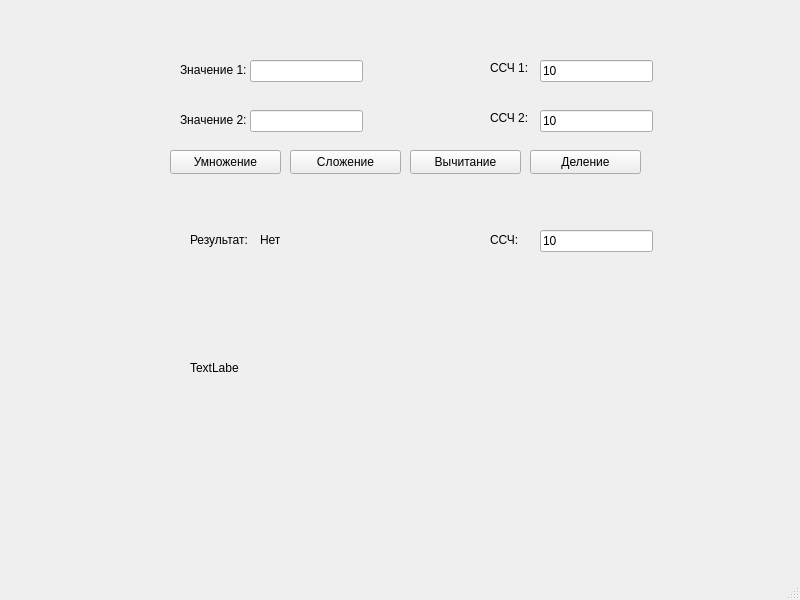
Qt form mainwindow.ui (vladimirrymarchuk/QtLabs) before a commit.
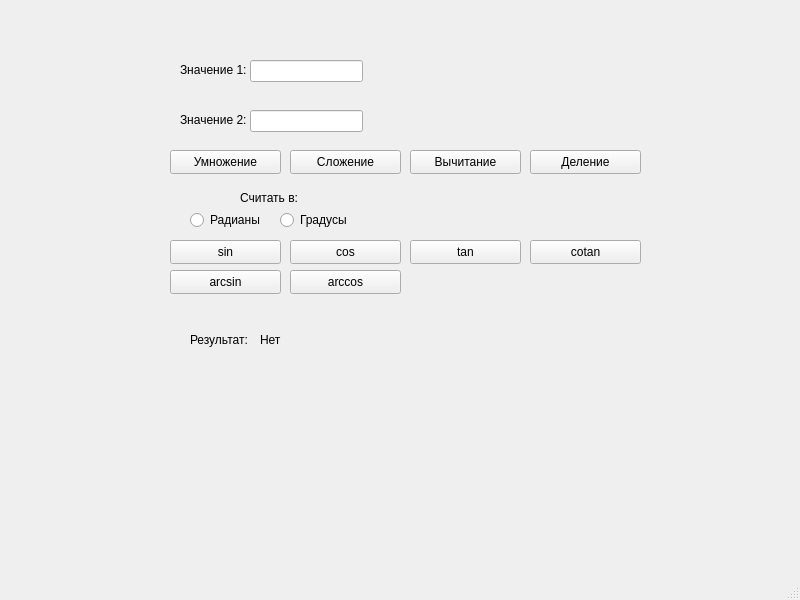
The same form after that commit.

```diff
--- a/mainwindow.ui
+++ b/mainwindow.ui
@@ -88,7 +88,7 @@
     <property name="geometry">
      <rect>
       <x>190</x>
-      <y>230</y>
+      <y>330</y>
       <width>61</width>
       <height>20</height>
      </rect>
@@ -101,7 +101,7 @@
     <property name="geometry">
      <rect>
       <x>260</x>
-      <y>230</y>
+      <y>330</y>
       <width>191</width>
       <height>20</height>
      </rect>
@@ -149,95 +149,121 @@
      <string>Вычитание</string>
     </property>
    </widget>
-   <widget class="QLabel" name="label_4">
-    <property name="geometry">
-     <rect>
-      <x>490</x>
-      <y>60</y>
-      <width>49</width>
-      <height>16</height>
-     </rect>
-    </property>
-    <property name="text">
-     <string>ССЧ 1:</string>
-    </property>
-   </widget>
-   <widget class="QLabel" name="label_5">
-    <property name="geometry">
-     <rect>
-      <x>490</x>
-      <y>110</y>
-      <width>49</width>
-      <height>16</height>
-     </rect>
-    </property>
-    <property name="text">
-     <string>ССЧ 2:</string>
-    </property>
-   </widget>
-   <widget class="QLineEdit" name="lineEdit_calc_system_1">
-    <property name="geometry">
-     <rect>
-      <x>540</x>
-      <y>60</y>
-      <width>113</width>
-      <height>22</height>
-     </rect>
-    </property>
-    <property name="text">
-     <string>10</string>
-    </property>
-   </widget>
-   <widget class="QLineEdit" name="lineEdit_calc_system_2">
-    <property name="geometry">
-     <rect>
-      <x>540</x>
-      <y>110</y>
-      <width>113</width>
-      <height>22</height>
-     </rect>
-    </property>
-    <property name="text">
-     <string>10</string>
-    </property>
-   </widget>
-   <widget class="QLabel" name="label_6">
-    <property name="geometry">
-     <rect>
-      <x>490</x>
-      <y>230</y>
-      <width>41</width>
-      <height>20</height>
-     </rect>
-    </property>
-    <property name="text">
-     <string>ССЧ: </string>
-    </property>
-   </widget>
-   <widget class="QLineEdit" name="lineEdit_result_culc_sys">
-    <property name="geometry">
-     <rect>
-      <x>540</x>
-      <y>230</y>
-      <width>113</width>
-      <height>22</height>
-     </rect>
-    </property>
-    <property name="text">
-     <string>10</string>
-    </property>
-   </widget>
-   <widget class="QLabel" name="label_7">
+   <widget class="QRadioButton" name="radioButton_radians">
     <property name="geometry">
      <rect>
       <x>190</x>
-      <y>360</y>
-      <width>49</width>
+      <y>210</y>
+      <width>89</width>
+      <height>20</height>
+     </rect>
+    </property>
+    <property name="text">
+     <string>Радианы</string>
+    </property>
+   </widget>
+   <widget class="QRadioButton" name="radioButton_degrees">
+    <property name="geometry">
+     <rect>
+      <x>280</x>
+      <y>210</y>
+      <width>89</width>
+      <height>20</height>
+     </rect>
+    </property>
+    <property name="text">
+     <string>Градусы</string>
+    </property>
+   </widget>
+   <widget class="QPushButton" name="pushButton_sin">
+    <property name="geometry">
+     <rect>
+      <x>170</x>
+      <y>240</y>
+      <width>111</width>
+      <height>24</height>
+     </rect>
+    </property>
+    <property name="text">
+     <string>sin</string>
+    </property>
+   </widget>
+   <widget class="QPushButton" name="pushButton_cos">
+    <property name="geometry">
+     <rect>
+      <x>290</x>
+      <y>240</y>
+      <width>111</width>
+      <height>24</height>
+     </rect>
+    </property>
+    <property name="text">
+     <string>cos</string>
+    </property>
+   </widget>
+   <widget class="QPushButton" name="pushButton_tan">
+    <property name="geometry">
+     <rect>
+      <x>410</x>
+      <y>240</y>
+      <width>111</width>
+      <height>24</height>
+     </rect>
+    </property>
+    <property name="text">
+     <string>tan</string>
+    </property>
+   </widget>
+   <widget class="QPushButton" name="pushButton_cotan">
+    <property name="geometry">
+     <rect>
+      <x>530</x>
+      <y>240</y>
+      <width>111</width>
+      <height>24</height>
+     </rect>
+    </property>
+    <property name="text">
+     <string>cotan</string>
+    </property>
+   </widget>
+   <widget class="QPushButton" name="pushButton_arcsin">
+    <property name="geometry">
+     <rect>
+      <x>170</x>
+      <y>270</y>
+      <width>111</width>
+      <height>24</height>
+     </rect>
+    </property>
+    <property name="text">
+     <string>arcsin</string>
+    </property>
+   </widget>
+   <widget class="QPushButton" name="pushButton_arccos">
+    <property name="geometry">
+     <rect>
+      <x>290</x>
+      <y>270</y>
+      <width>111</width>
+      <height>24</height>
+     </rect>
+    </property>
+    <property name="text">
+     <string>arccos</string>
+    </property>
+   </widget>
+   <widget class="QLabel" name="label_4">
+    <property name="geometry">
+     <rect>
+      <x>240</x>
+      <y>190</y>
+      <width>71</width>
       <height>16</height>
      </rect>
     </property>
     <property name="text">
-     <string>TextLabel</string>
+     <string>Считать в:</string>
     </property>
    </widget>
   </widget>
```
